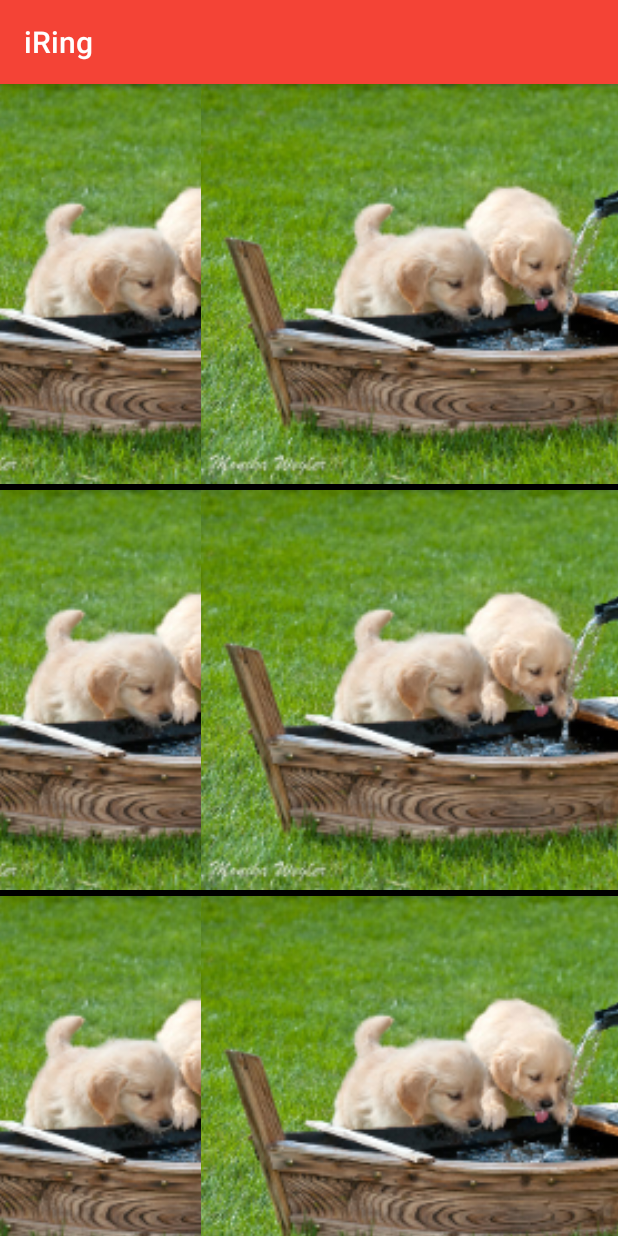
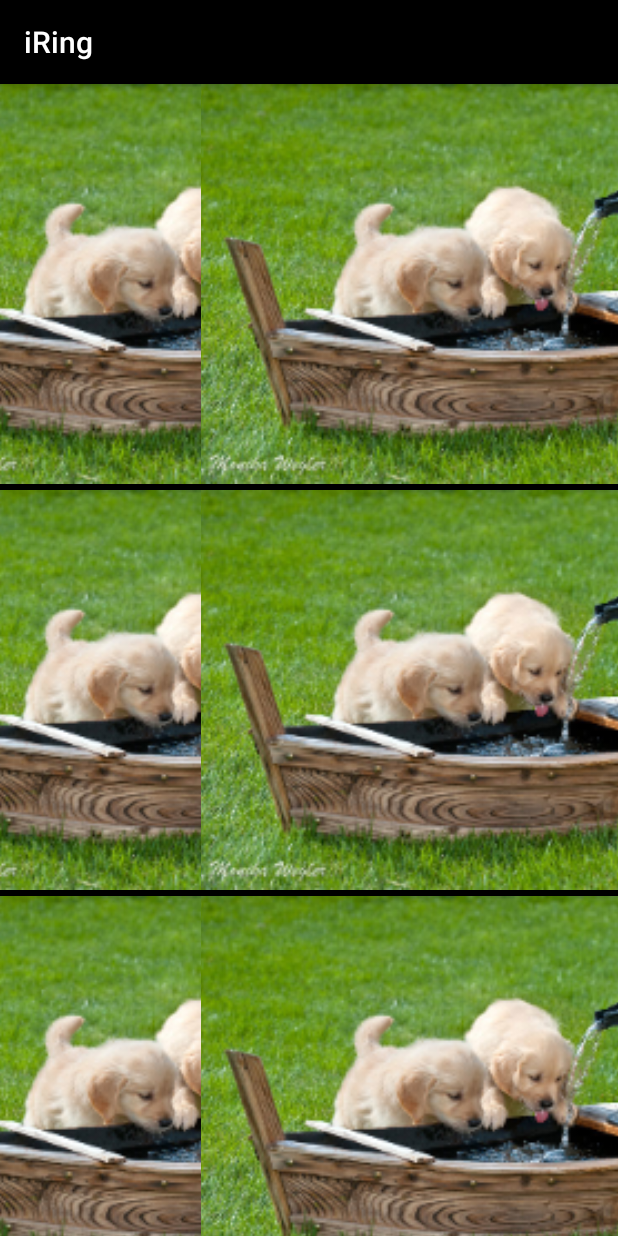
Before and after one commit to pkpio/iRing, an Android app: the screen it shows after launch (MainActivity), on a phone screen of 412 x 824 dp. Run offline under Robolectric (Android 15) with nearby library versions, the phone set to English and light mode, and no system bars; libraries missing offline, so code that uses them is left out: com.astuetz, fi.iki.elonen; plain views replace PagerSlidingTabStrip; 3 statements that could not run were skipped.

Commit message:
Theme reset

```diff
--- a/android/app/src/main/res/values/styles.xml
+++ b/android/app/src/main/res/values/styles.xml
@@ -7,10 +7,10 @@
 
     <!-- ActionBar styles -->
     <style name="MyActionBar" parent="@style/Widget.AppCompat.Light.ActionBar.Solid.Inverse">
-        <item name="android:background">@color/md_red_500</item>
+        <item name="android:background">@android:color/black</item>
 
         <!-- Support library compatibility -->
-        <item name="background">@color/md_red_500</item>
+        <item name="background">@android:color/black</item>
     </style>
 
 </resources>
```
